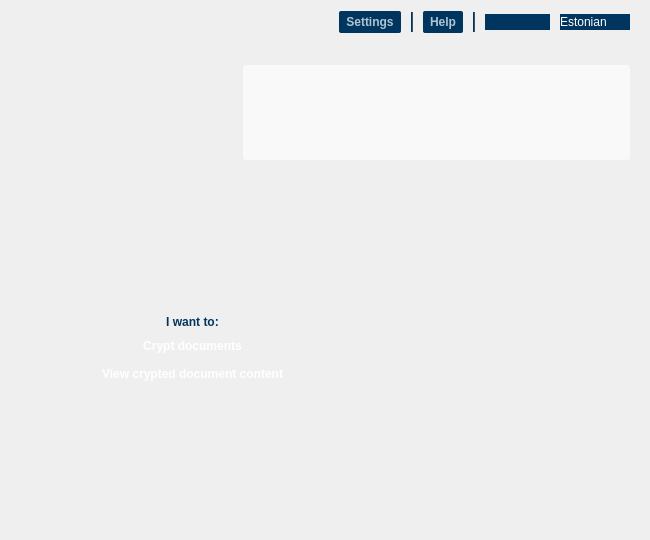
The window that qdigidoccrypto/trunk/src/ui/MainWindow.ui (tixsys/esteid) describes before a commit, drawn with Qt 5.
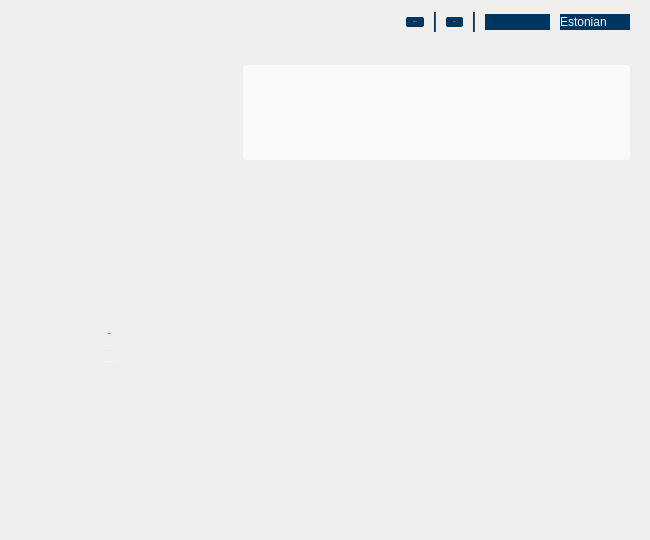
The same window after the commit. Icons and pictures are not drawn.

Commit message: qdigidocclient: move font to ui file

The edit to the form file:
```diff
--- a/qdigidoccrypto/trunk/src/ui/MainWindow.ui
+++ b/qdigidoccrypto/trunk/src/ui/MainWindow.ui
@@ -40,8 +40,11 @@
   </property>
   <property name="styleSheet">
    <string notr="true">/* fonts */
-QWidget
-{ color: #355670; }
+*
+{
+color: #355670;
+font: 12px &quot;Arial, Liberation Sans&quot;;
+}
 
 QPushButton,
 #cards, #cards QAbstractItemView,
@@ -162,7 +165,10 @@
          <widget class="QPushButton" name="settings">
           <property name="font">
            <font>
+            <family>Arial, Liberation Sans</family>
+            <pointsize>-1</pointsize>
             <weight>75</weight>
+            <italic>false</italic>
             <bold>true</bold>
            </font>
           </property>
@@ -191,7 +197,10 @@
          <widget class="QPushButton" name="help">
           <property name="font">
            <font>
+            <family>Arial, Liberation Sans</family>
+            <pointsize>-1</pointsize>
             <weight>75</weight>
+            <italic>false</italic>
             <bold>true</bold>
            </font>
           </property>
@@ -323,7 +332,10 @@
              <widget class="QLabel" name="homeButtonLabel">
               <property name="font">
                <font>
+                <family>Arial, Liberation Sans</family>
+                <pointsize>-1</pointsize>
                 <weight>75</weight>
+                <italic>false</italic>
                 <bold>true</bold>
                </font>
               </property>
@@ -352,8 +364,11 @@
              <widget class="QPushButton" name="homeCreate">
               <property name="font">
                <font>
-                <weight>75</weight>
-                <bold>true</bold>
+                <family>Arial, Liberation Sans</family>
+                <pointsize>-1</pointsize>
+                <weight>50</weight>
+                <italic>false</italic>
+                <bold>false</bold>
                </font>
               </property>
               <property name="text">
@@ -365,8 +380,11 @@
              <widget class="QPushButton" name="homeView">
               <property name="font">
                <font>
-                <weight>75</weight>
-                <bold>true</bold>
+                <family>Arial, Liberation Sans</family>
+                <pointsize>-1</pointsize>
+                <weight>50</weight>
+                <italic>false</italic>
+                <bold>false</bold>
                </font>
               </property>
               <property name="text">
```
Left out of the diff: 9 changed lines with no effect on the pictures. The commit also changes 1 other file.
